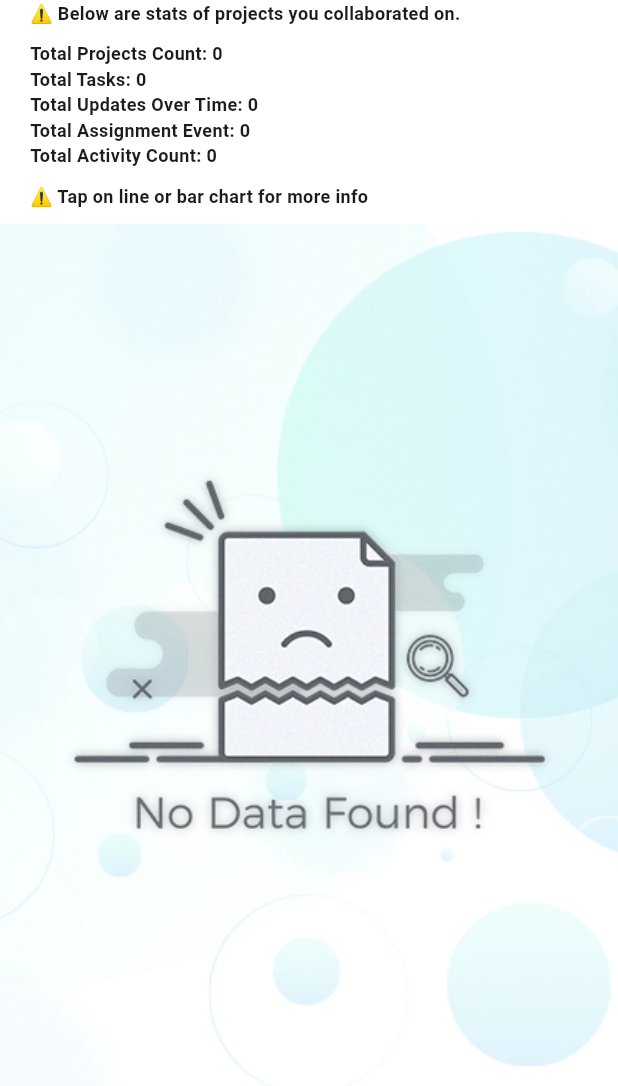
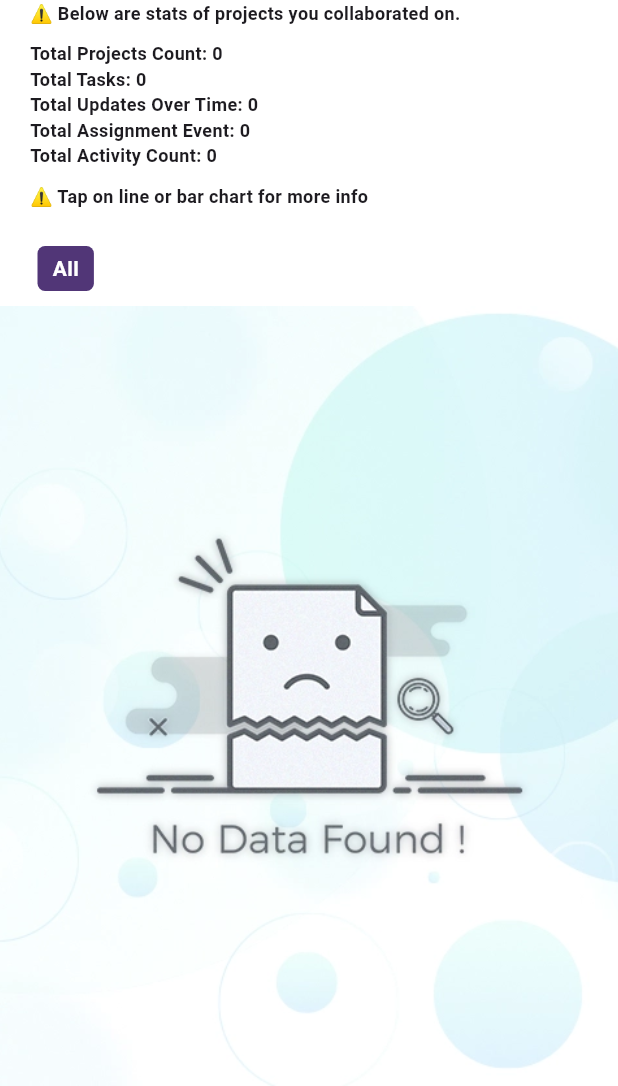
Before and after one commit to RasZarky/rgt-pulse, a Flutter app: the AllStatsPage screen opened directly, on a phone screen of 412 x 824 dp, the part 150-1236 px from its top. Run offline on Flutter 3.47's test engine with Material 3 defaults, Android fonts, the phone set to English and light mode, and no system bars; our stand-ins replace animate_do, animated_bottom_navigation_bar, firebase_auth, firebase_core, fl_chart, google_fonts and 3 more; missing offline and left inert: link_text, overlay_loader_with_app_icon; accounts and stored records are empty; network calls fail.

Commit message:
stats filter added

```diff
--- a/lib/auth/login.dart
+++ b/lib/auth/login.dart
@@ -55,7 +55,7 @@ class _LoginScreenState extends State<LoginScreen> {
         //   );
         // } else {
           // Proceed to the app (replace '/home' with your home page route)
-          Navigator.push(context, MaterialPageRoute(builder: (context) => RootApp() ));
+          Navigator.pushAndRemoveUntil(context, MaterialPageRoute(builder: (context) => RootApp() ),(Route<dynamic> route) => false );
         //}
       } on FirebaseAuthException catch (e) {
 
--- a/lib/pages/all_stats_page.dart
+++ b/lib/pages/all_stats_page.dart
@@ -14,9 +14,19 @@ class AllStatsPage extends StatefulWidget {
 }
 
 class _AllStatsPageState extends State<AllStatsPage> {
+  int activeProject = -1;
   List<dynamic> tasks = [];
   bool loading = false;
   List<String> projectNames = [];
+
+  List<dynamic> _getFilteredTasks() {
+    if (activeProject == -1) {
+      return tasks;
+    } else {
+      String selectedProject = projectNames[activeProject];
+      return tasks.where((task) => task['current']['project'] == selectedProject).toList();
+    }
+  }
 
   Future<void> _loadTaskActivities() async {
     setState(() {
@@ -211,12 +221,14 @@ class _AllStatsPageState extends State<AllStatsPage> {
   Widget getBody() {
     var size = MediaQuery.of(context).size;
 
-    final taskCountByStatus = getTaskCountByStatus(tasks);
-    final updatesOverTime = getUpdatesOverTime(tasks);
-    final taskCountByPriority = getTaskCountByPriority(tasks);
-    final assignmentEvents = getAssignmentEvents(tasks);
-    final activityTypes = getActivityTypes(tasks);
-    final taskCountByProject = getTaskCountByProject(tasks);
+    List<dynamic> filteredTasks = _getFilteredTasks();
+
+    final taskCountByStatus = getTaskCountByStatus(filteredTasks);
+    final updatesOverTime = getUpdatesOverTime(filteredTasks);
+    final taskCountByPriority = getTaskCountByPriority(filteredTasks);
+    final assignmentEvents = getAssignmentEvents(filteredTasks);
+    final activityTypes = getActivityTypes(filteredTasks);
+    final taskCountByProject = getTaskCountByProject(filteredTasks);
 
     // Calculate total counts
     final totalTasks = tasks.length;
@@ -303,6 +315,40 @@ class _AllStatsPageState extends State<AllStatsPage> {
                           fontSize: 12, fontWeight: FontWeight.bold),
                     ),
                   ],
+                ),
+                SizedBox(height: 25),
+                SingleChildScrollView(
+                  scrollDirection: Axis.horizontal,
+                  child: Row(
+                    children: List.generate(projectNames.length + 1, (index) {
+                      String displayName = index == 0 ? 'All' : projectNames[index - 1];
+                      bool isActive = index == 0 ? activeProject == -1 : activeProject == index - 1;
+
+                      return GestureDetector(
+                        onTap: () {
+                          setState(() {
+                            activeProject = index == 0 ? -1 : index - 1;
+                          });
+                        },
+                        child: Container(
+                          margin: EdgeInsets.symmetric(horizontal: 5),
+                          padding: EdgeInsets.symmetric(horizontal: 10, vertical: 5),
+                          decoration: BoxDecoration(
+                            color: isActive ? primary : grey.withOpacity(0.2),
+                            borderRadius: BorderRadius.circular(5),
+                          ),
+                          child: Text(
+                            displayName,
+                            style: TextStyle(
+                              fontSize: 14,
+                              fontWeight: FontWeight.w600,
+                              color: isActive ? white : black,
+                            ),
+                          ),
+                        ),
+                      );
+                    }),
+                  ),
                 ),
               ],
             ),
```
Also changed, not shown: lib/pages/collaborators_page.dart (+13 -3 lines), lib/pages/stats_page.dart (+53 -8 lines), lib/pages/home_page.dart (line endings or trailing spaces).
